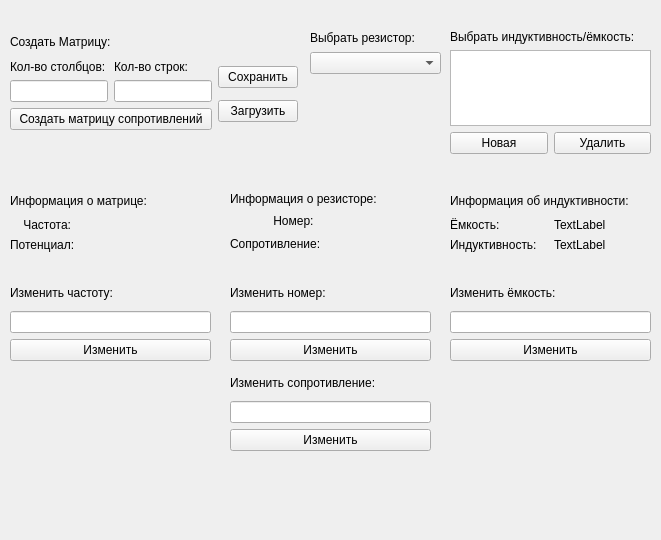
Old version of the form mainwindow.ui in the repository Sonanted/ooplab1.
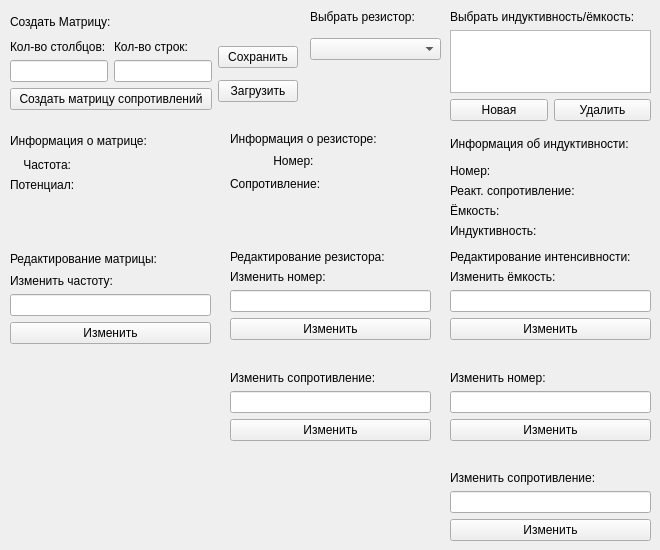
New version of the form.

What changed in the file:
```diff
--- a/mainwindow.ui
+++ b/mainwindow.ui
@@ -6,8 +6,8 @@
    <rect>
     <x>0</x>
     <y>0</y>
-    <width>661</width>
-    <height>540</height>
+    <width>660</width>
+    <height>550</height>
    </rect>
   </property>
   <property name="windowTitle">
@@ -17,7 +17,7 @@
    <property name="geometry">
     <rect>
      <x>230</x>
-     <y>190</y>
+     <y>130</y>
      <width>201</width>
      <height>62</height>
     </rect>
@@ -88,7 +88,7 @@
    <property name="geometry">
     <rect>
      <x>10</x>
-     <y>190</y>
+     <y>130</y>
      <width>201</width>
      <height>62</height>
     </rect>
@@ -146,100 +146,13 @@
     </item>
    </layout>
   </widget>
-  <widget class="QWidget" name="layoutWidget">
-   <property name="geometry">
-    <rect>
-     <x>10</x>
-     <y>280</y>
-     <width>201</width>
-     <height>81</height>
-    </rect>
-   </property>
-   <layout class="QVBoxLayout" name="verticalLayout_9">
-    <item>
-     <widget class="QLabel" name="label_4">
-      <property name="text">
-       <string>Изменить частоту:</string>
-      </property>
-     </widget>
-    </item>
-    <item>
-     <widget class="QLineEdit" name="lineEdit_changechastota"/>
-    </item>
-    <item>
-     <widget class="QPushButton" name="pushButton_changechastota">
-      <property name="text">
-       <string>Изменить</string>
-      </property>
-     </widget>
-    </item>
-   </layout>
-  </widget>
-  <widget class="QWidget" name="layoutWidget">
-   <property name="geometry">
-    <rect>
-     <x>230</x>
-     <y>280</y>
-     <width>201</width>
-     <height>81</height>
-    </rect>
-   </property>
-   <layout class="QVBoxLayout" name="verticalLayout_10">
-    <item>
-     <widget class="QLabel" name="label_10">
-      <property name="text">
-       <string>Изменить номер:</string>
-      </property>
-     </widget>
-    </item>
-    <item>
-     <widget class="QLineEdit" name="lineEdit_changenumber"/>
-    </item>
-    <item>
-     <widget class="QPushButton" name="pushButton_changenumber">
-      <property name="text">
-       <string>Изменить</string>
-      </property>
-     </widget>
-    </item>
-   </layout>
-  </widget>
-  <widget class="QWidget" name="layoutWidget">
-   <property name="geometry">
-    <rect>
-     <x>230</x>
-     <y>370</y>
-     <width>201</width>
-     <height>81</height>
-    </rect>
-   </property>
-   <layout class="QVBoxLayout" name="verticalLayout_11">
-    <item>
-     <widget class="QLabel" name="label_11">
-      <property name="text">
-       <string>Изменить сопротивление:</string>
-      </property>
-     </widget>
-    </item>
-    <item>
-     <widget class="QLineEdit" name="lineEdit_changeresist"/>
-    </item>
-    <item>
-     <widget class="QPushButton" name="pushButton_changeresist">
-      <property name="text">
-       <string>Изменить</string>
-      </property>
-     </widget>
-    </item>
-   </layout>
-  </widget>
   <widget class="QWidget" name="layoutWidget">
    <property name="geometry">
     <rect>
      <x>310</x>
-     <y>30</y>
+     <y>10</y>
      <width>131</width>
-     <height>44</height>
+     <height>50</height>
     </rect>
    </property>
    <layout class="QVBoxLayout" name="verticalLayout_12">
@@ -250,6 +163,19 @@
       </property>
      </widget>
     </item>
+    <item>
+     <spacer name="verticalSpacer">
+      <property name="orientation">
+       <enum>Qt::Vertical</enum>
+      </property>
+      <property name="sizeHint" stdset="0">
+       <size>
+        <width>20</width>
+        <height>40</height>
+       </size>
+      </property>
+     </spacer>
+    </item>
     <item>
      <widget class="QComboBox" name="comboBox_resistor"/>
     </item>
@@ -259,7 +185,7 @@
    <property name="geometry">
     <rect>
      <x>10</x>
-     <y>30</y>
+     <y>10</y>
      <width>288</width>
      <height>100</height>
     </rect>
@@ -343,9 +269,9 @@
    <property name="geometry">
     <rect>
      <x>450</x>
-     <y>30</y>
+     <y>10</y>
      <width>201</width>
-     <height>124</height>
+     <height>111</height>
     </rect>
    </property>
    <layout class="QVBoxLayout" name="verticalLayout_15">
@@ -356,11 +282,11 @@
       </property>
      </widget>
     </item>
+    <item>
+     <widget class="QListWidget" name="listWidget"/>
+    </item>
     <item>
      <layout class="QVBoxLayout" name="verticalLayout_14">
-      <item>
-       <widget class="QListView" name="listView"/>
-      </item>
       <item>
        <layout class="QHBoxLayout" name="horizontalLayout_7">
         <item>
@@ -383,16 +309,16 @@
     </item>
    </layout>
   </widget>
-  <widget class="QWidget" name="layoutWidget">
+  <widget class="QWidget" name="">
    <property name="geometry">
     <rect>
      <x>450</x>
-     <y>190</y>
+     <y>130</y>
      <width>201</width>
-     <height>62</height>
+     <height>108</height>
     </rect>
    </property>
-   <layout class="QVBoxLayout" name="verticalLayout_17">
+   <layout class="QVBoxLayout" name="verticalLayout_20">
     <item>
      <widget class="QLabel" name="label_17">
       <property name="text">
@@ -401,71 +327,304 @@
      </widget>
     </item>
     <item>
-     <layout class="QVBoxLayout" name="verticalLayout_16">
+     <layout class="QVBoxLayout" name="verticalLayout_17">
       <item>
-       <layout class="QHBoxLayout" name="horizontalLayout_8">
+       <layout class="QHBoxLayout" name="horizontalLayout_10">
         <item>
-         <widget class="QLabel" name="label_15">
+         <widget class="QLabel" name="label_2">
           <property name="text">
-           <string>Ёмкость:</string>
+           <string>Номер:</string>
           </property>
          </widget>
         </item>
         <item>
-         <widget class="QLabel" name="label_13">
+         <widget class="QLabel" name="label_number">
           <property name="text">
-           <string>TextLabel</string>
+           <string/>
           </property>
          </widget>
         </item>
        </layout>
       </item>
       <item>
-       <layout class="QHBoxLayout" name="horizontalLayout_9">
+       <layout class="QHBoxLayout" name="horizontalLayout_11">
         <item>
-         <widget class="QLabel" name="label_16">
+         <widget class="QLabel" name="label">
           <property name="text">
-           <string>Индуктивность:</string>
+           <string>Реакт. сопротивление:</string>
           </property>
          </widget>
         </item>
         <item>
-         <widget class="QLabel" name="label_14">
+         <widget class="QLabel" name="label_resist">
           <property name="text">
-           <string>TextLabel</string>
+           <string/>
           </property>
          </widget>
         </item>
        </layout>
       </item>
+      <item>
+       <layout class="QVBoxLayout" name="verticalLayout_16">
+        <item>
+         <layout class="QHBoxLayout" name="horizontalLayout_8">
+          <item>
+           <widget class="QLabel" name="label_15">
+            <property name="text">
+             <string>Ёмкость:</string>
+            </property>
+           </widget>
+          </item>
+          <item>
+           <widget class="QLabel" name="label_capacity">
+            <property name="text">
+             <string/>
+            </property>
+           </widget>
+          </item>
+         </layout>
+        </item>
+        <item>
+         <layout class="QHBoxLayout" name="horizontalLayout_9">
+          <item>
+           <widget class="QLabel" name="label_16">
+            <property name="text">
+             <string>Индуктивность:</string>
+            </property>
+           </widget>
+          </item>
+          <item>
+           <widget class="QLabel" name="label_inductance">
+            <property name="text">
+             <string/>
+            </property>
+           </widget>
+          </item>
+         </layout>
+        </item>
+       </layout>
+      </item>
      </layout>
     </item>
    </layout>
   </widget>
-  <widget class="QWidget" name="layoutWidget">
+  <widget class="QWidget" name="">
+   <property name="geometry">
+    <rect>
+     <x>230</x>
+     <y>250</y>
+     <width>201</width>
+     <height>191</height>
+    </rect>
+   </property>
+   <layout class="QVBoxLayout" name="verticalLayout_23">
+    <item>
+     <widget class="QLabel" name="label_5">
+      <property name="text">
+       <string>Редактирование резистора:</string>
+      </property>
+     </widget>
+    </item>
+    <item>
+     <layout class="QVBoxLayout" name="verticalLayout_10">
+      <item>
+       <widget class="QLabel" name="label_10">
+        <property name="text">
+         <string>Изменить номер:</string>
+        </property>
+       </widget>
+      </item>
+      <item>
+       <widget class="QLineEdit" name="lineEdit_changenumber"/>
+      </item>
+      <item>
+       <widget class="QPushButton" name="pushButton_changenumber">
+        <property name="text">
+         <string>Изменить</string>
+        </property>
+       </widget>
+      </item>
+     </layout>
+    </item>
+    <item>
+     <spacer name="verticalSpacer_2">
+      <property name="orientation">
+       <enum>Qt::Vertical</enum>
+      </property>
+      <property name="sizeHint" stdset="0">
+       <size>
+        <width>20</width>
+        <height>20</height>
+       </size>
+      </property>
+     </spacer>
+    </item>
+    <item>
+     <layout class="QVBoxLayout" name="verticalLayout_11">
+      <item>
+       <widget class="QLabel" name="label_11">
+        <property name="text">
+         <string>Изменить сопротивление:</string>
+        </property>
+       </widget>
+      </item>
+      <item>
+       <widget class="QLineEdit" name="lineEdit_changeresist"/>
+      </item>
+      <item>
+       <widget class="QPushButton" name="pushButton_changeresist">
+        <property name="text">
+         <string>Изменить</string>
+        </property>
+       </widget>
+      </item>
+     </layout>
+    </item>
+   </layout>
+  </widget>
+  <widget class="QWidget" name="">
+   <property name="geometry">
+    <rect>
+     <x>10</x>
+     <y>250</y>
+     <width>201</width>
+     <height>94</height>
+    </rect>
+   </property>
+   <layout class="QVBoxLayout" name="verticalLayout_24">
+    <item>
+     <widget class="QLabel" name="label_3">
+      <property name="text">
+       <string>Редактирование матрицы:</string>
+      </property>
+     </widget>
+    </item>
+    <item>
+     <layout class="QVBoxLayout" name="verticalLayout_9">
+      <item>
+       <widget class="QLabel" name="label_4">
+        <property name="text">
+         <string>Изменить частоту:</string>
+        </property>
+       </widget>
+      </item>
+      <item>
+       <widget class="QLineEdit" name="lineEdit_changechastota"/>
+      </item>
+      <item>
+       <widget class="QPushButton" name="pushButton_changechastota">
+        <property name="text">
+         <string>Изменить</string>
+        </property>
+       </widget>
+      </item>
+     </layout>
+    </item>
+   </layout>
+  </widget>
+  <widget class="QWidget" name="">
    <property name="geometry">
     <rect>
      <x>450</x>
-     <y>280</y>
+     <y>250</y>
      <width>201</width>
-     <height>81</height>
+     <height>291</height>
     </rect>
    </property>
-   <layout class="QVBoxLayout" name="verticalLayout_19">
+   <layout class="QVBoxLayout" name="verticalLayout_25">
     <item>
-     <widget class="QLabel" name="label_18">
-      <property name="text">
-       <string>Изменить ёмкость:</string>
+     <layout class="QVBoxLayout" name="verticalLayout_22">
+      <item>
+       <widget class="QLabel" name="label_6">
+        <property name="text">
+         <string>Редактирование интенсивности:</string>
+        </property>
+       </widget>
+      </item>
+      <item>
+       <layout class="QVBoxLayout" name="verticalLayout_18">
+        <item>
+         <widget class="QLabel" name="label_18">
+          <property name="text">
+           <string>Изменить ёмкость:</string>
+          </property>
+         </widget>
+        </item>
+        <item>
+         <widget class="QLineEdit" name="lineEdit_changecapacity"/>
+        </item>
+        <item>
+         <widget class="QPushButton" name="pushButton_changecapacity">
+          <property name="text">
+           <string>Изменить</string>
+          </property>
+         </widget>
+        </item>
+       </layout>
+      </item>
+     </layout>
+    </item>
+    <item>
+     <spacer name="verticalSpacer_3">
+      <property name="orientation">
+       <enum>Qt::Vertical</enum>
       </property>
-     </widget>
+      <property name="sizeHint" stdset="0">
+       <size>
+        <width>17</width>
+        <height>13</height>
+       </size>
+      </property>
+     </spacer>
     </item>
     <item>
-     <layout class="QVBoxLayout" name="verticalLayout_18">
+     <layout class="QVBoxLayout" name="verticalLayout_19">
       <item>
-       <widget class="QLineEdit" name="lineEdit"/>
+       <widget class="QLabel" name="label_13">
+        <property name="text">
+         <string>Изменить номер:</string>
+        </property>
+       </widget>
       </item>
       <item>
-       <widget class="QPushButton" name="pushButton_6">
+       <widget class="QLineEdit" name="lineEdit_changenumber_2"/>
+      </item>
+      <item>
+       <widget class="QPushButton" name="pushButton_changenumber_2">
+        <property name="text">
+         <string>Изменить</string>
+        </property>
+       </widget>
+      </item>
+     </layout>
+    </item>
+    <item>
+     <spacer name="verticalSpacer_4">
+      <property name="orientation">
+       <enum>Qt::Vertical</enum>
+      </property>
+      <property name="sizeHint" stdset="0">
+       <size>
+        <width>17</width>
+        <height>13</height>
+       </size>
+      </property>
+     </spacer>
+    </item>
+    <item>
+     <layout class="QVBoxLayout" name="verticalLayout_21">
+      <item>
+       <widget class="QLabel" name="label_12">
+        <property name="text">
+         <string>Изменить сопротивление:</string>
+        </property>
+       </widget>
+      </item>
+      <item>
+       <widget class="QLineEdit" name="lineEdit_changeresist_2"/>
+      </item>
+      <item>
+       <widget class="QPushButton" name="pushButton_changeresist_2">
         <property name="text">
          <string>Изменить</string>
         </property>
```
Left out of the diff: 4 changed lines with no effect on the pictures.
